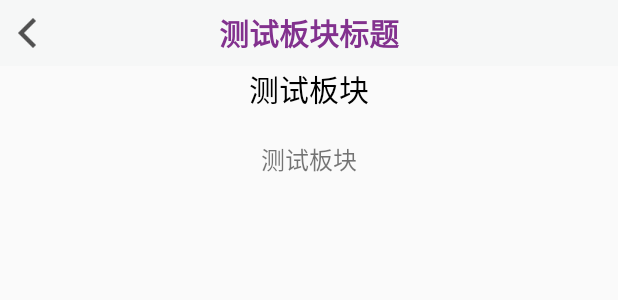
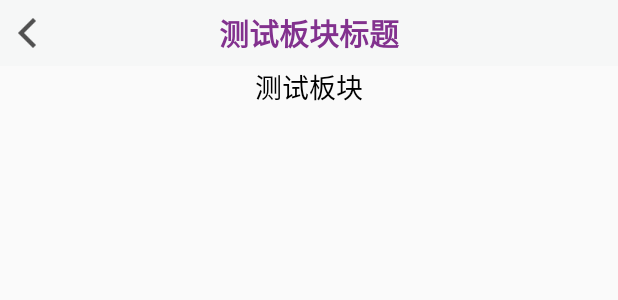
Before and after one commit to Aiemu/Tilitili, an Android app: the layout plate_details.xml on its own in the app's theme, with its tools: preview values and no code run, on a phone screen of 412 x 824 dp. Shown: the top 300 px of the screen. Run offline under Robolectric (Android 15) with nearby library versions, the phone set to English and light mode, and no system bars; plain views replace MaterialRefreshLayout.

Commit message:
add activity plate details

```diff
--- a/tilitili/app/src/main/AndroidManifest.xml
+++ b/tilitili/app/src/main/AndroidManifest.xml
@@ -50,6 +50,10 @@
             android:label="@string/app_name" />
 
         <activity
+            android:name=".PlateDetailsActivity"
+            android:label="@string/app_name" />
+
+        <activity
             android:name=".UserProfileUpdateActivity"
             android:label="@string/app_name" />
 
--- a/tilitili/app/src/main/res/layout/plate_details.xml
+++ b/tilitili/app/src/main/res/layout/plate_details.xml
@@ -14,29 +14,29 @@
         android:layout_width="match_parent"
         android:layout_height="wrap_content"
         android:orientation="vertical"
-        android:paddingLeft="40dp"
+        android:paddingLeft="20dp"
         android:paddingTop="0dp"
-        android:paddingRight="40dp"
+        android:paddingRight="20dp"
         app:layout_constraintTop_toBottomOf="@+id/title_bar">
 
         <TextView
-            android:id="@+id/text_intro"
+            android:id="@+id/text_plate_details_intro"
             android:layout_width="match_parent"
             android:layout_height="wrap_content"
             android:gravity="center"
-            android:textSize="20sp"
+            android:textSize="18sp"
             android:text="测试板块"
             android:textColor="@color/black" />
 
-        <TextView
-            android:id="@+id/text_owner"
-            android:layout_width="match_parent"
-            android:layout_height="wrap_content"
-            android:layout_marginTop="20dp"
-            android:layout_marginBottom="20dp"
-            android:gravity="center"
-            android:textSize="16sp"
-            android:text="测试板块" />
+<!--        <TextView-->
+<!--            android:id="@+id/text_plate_details_owner"-->
+<!--            android:layout_width="match_parent"-->
+<!--            android:layout_height="wrap_content"-->
+<!--            android:layout_marginTop="20dp"-->
+<!--            android:layout_marginBottom="20dp"-->
+<!--            android:gravity="center"-->
+<!--            android:textSize="16sp"-->
+<!--            android:text="测试板块" />-->
 
         <com.cjj.MaterialRefreshLayout
             android:id="@+id/refresh_plate_details_view"
@@ -49,7 +49,7 @@
             app:wave_height_type="higher">
 
             <androidx.recyclerview.widget.RecyclerView
-                android:id="@+id/recyclerview"
+                android:id="@+id/recyclerview_plate_details"
                 android:layout_width="match_parent"
                 android:layout_height="match_parent" />
         </com.cjj.MaterialRefreshLayout>
--- a/tilitili/app/src/main/res/layout/plate_details_title_bar.xml
+++ b/tilitili/app/src/main/res/layout/plate_details_title_bar.xml
@@ -11,7 +11,7 @@
         android:onClick="doBack" />
 
     <TextView
-        android:id="@+id/title"
+        android:id="@+id/plate_details_title_bar_title"
         android:text="测试板块标题"
         android:textSize="20sp"
         android:textStyle="bold"
```
Also changed, not shown: tilitili/app/src/main/java/com/example/tilitili/PlateDetailsActivity.java (added, +187 -0 lines), tilitili/app/src/main/java/com/example/tilitili/ui/PlateFragment.java (+7 -1 lines).
